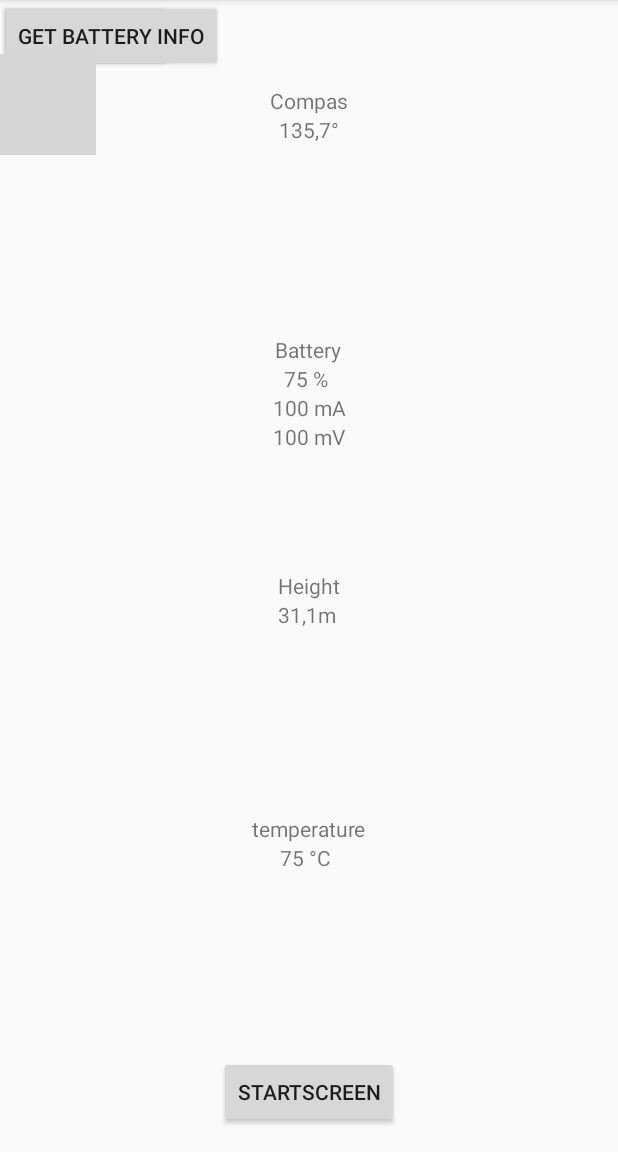
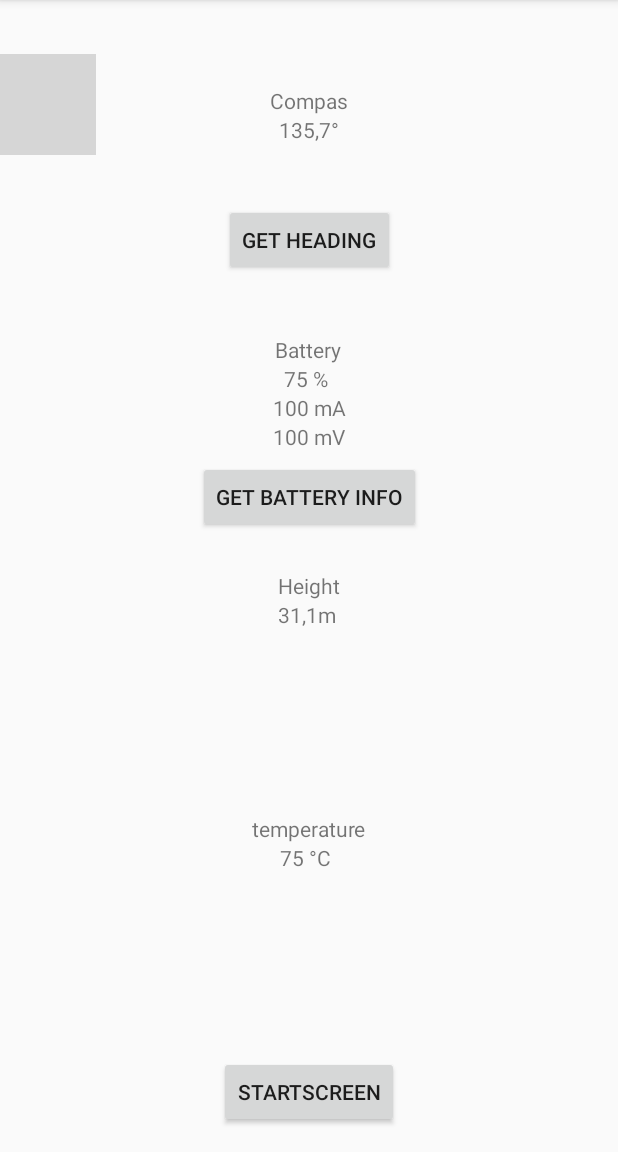
Before and after one commit to Ruben-De-Windt/dron_app_V1, an Android app: the Pagina1 screen opened directly, with no data from a screen before it, on a phone screen of 412 x 824 dp, the part 84-1236 px from its top. Run offline under Robolectric (Android 15) with nearby library versions, the phone set to English and light mode, and no system bars; libraries missing offline, so code that uses them is left out: dji.common.battery, dji.sdk.base, dji.sdk.flightcontroller, dji.sdk.products, dji.sdk.sdkmanager; grey boxes are pictures that could not be loaded.

Commit message:
extra constr

```diff
--- a/ImportSDKDemo/app/src/main/res/layout/pagina1.xml
+++ b/ImportSDKDemo/app/src/main/res/layout/pagina1.xml
@@ -129,8 +129,10 @@
         android:layout_height="wrap_content"
         android:onClick="GetHeading"
         android:text="Get Heading"
-        tools:layout_editor_absoluteX="162dp"
-        tools:layout_editor_absoluteY="120dp" />
+        app:layout_constraintBottom_toTopOf="@+id/textView2"
+        app:layout_constraintEnd_toEndOf="parent"
+        app:layout_constraintStart_toStartOf="parent"
+        app:layout_constraintTop_toBottomOf="@+id/txtHeading" />
 
     <Button
         android:id="@+id/btnBattery"
@@ -138,7 +140,9 @@
         android:layout_height="wrap_content"
         android:onClick="GetBatteryInfo"
         android:text="Get Battery Info"
-        tools:layout_editor_absoluteX="161dp"
-        tools:layout_editor_absoluteY="304dp" />
+        app:layout_constraintBottom_toTopOf="@+id/textView3"
+        app:layout_constraintEnd_toEndOf="parent"
+        app:layout_constraintStart_toStartOf="parent"
+        app:layout_constraintTop_toBottomOf="@+id/txtBatteryCurrent" />
 
 </androidx.constraintlayout.widget.ConstraintLayout>
```
